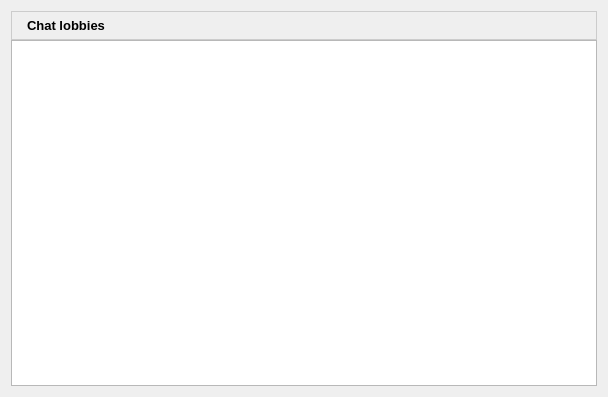
Old version of the form retroshare-gui/src/gui/ChatLobbyWidget.ui in the repository RetroShare/RetroShare.
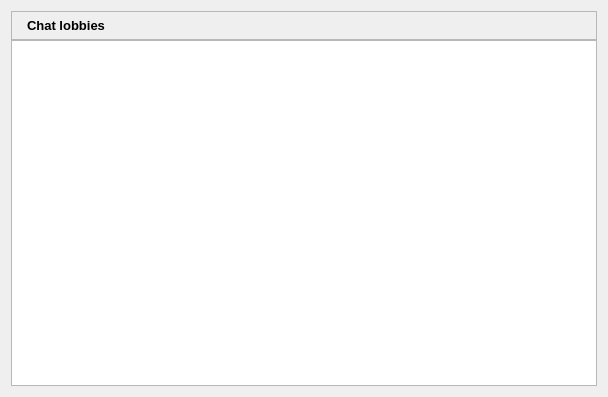
New version of the form. Icons and pictures are not drawn.

```diff
--- a/retroshare-gui/src/gui/ChatLobbyWidget.ui
+++ b/retroshare-gui/src/gui/ChatLobbyWidget.ui
@@ -15,28 +15,7 @@
     <number>0</number>
    </property>
    <item row="0" column="0">
-    <widget class="QFrame" name="frame_2">
-     <property name="sizePolicy">
-      <sizepolicy hsizetype="Expanding" vsizetype="Preferred">
-       <horstretch>0</horstretch>
-       <verstretch>0</verstretch>
-      </sizepolicy>
-     </property>
-     <property name="maximumSize">
-      <size>
-       <width>16777215</width>
-       <height>16777215</height>
-      </size>
-     </property>
-     <property name="styleSheet">
-      <string notr="true"> QFrame#frame_2{
-background-color: qlineargradient(x1:0, y1:0, x2:0, y2:1,
-                                       stop:0 #FEFEFE, stop:1 #E8E8E8);
-
-border: 1px solid #CCCCCC;}
-
-</string>
-     </property>
+    <widget class="QFrame" name="titleBarFrame">
      <property name="frameShape">
       <enum>QFrame::StyledPanel</enum>
      </property>
```
Left out of the diff: 21 changed lines with no effect on the pictures. Lines whose indentation alone changed are shown as unchanged.
